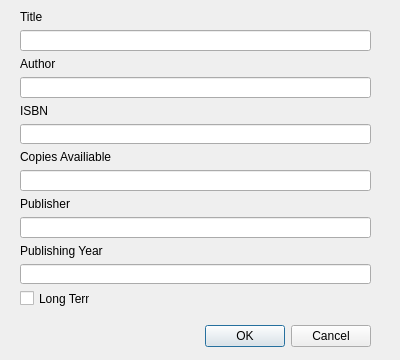
First picture: the form in LibraryManagement/editbook.ui, repository Alex-BusNet/LibraryManagement, before the edit.
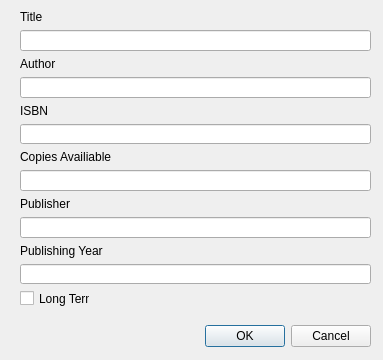
Second picture: the form after the edit.

```diff
--- a/LibraryManagement/editbook.ui
+++ b/LibraryManagement/editbook.ui
@@ -6,7 +6,7 @@
    <rect>
     <x>0</x>
     <y>0</y>
-    <width>400</width>
+    <width>383</width>
     <height>360</height>
    </rect>
   </property>
```
